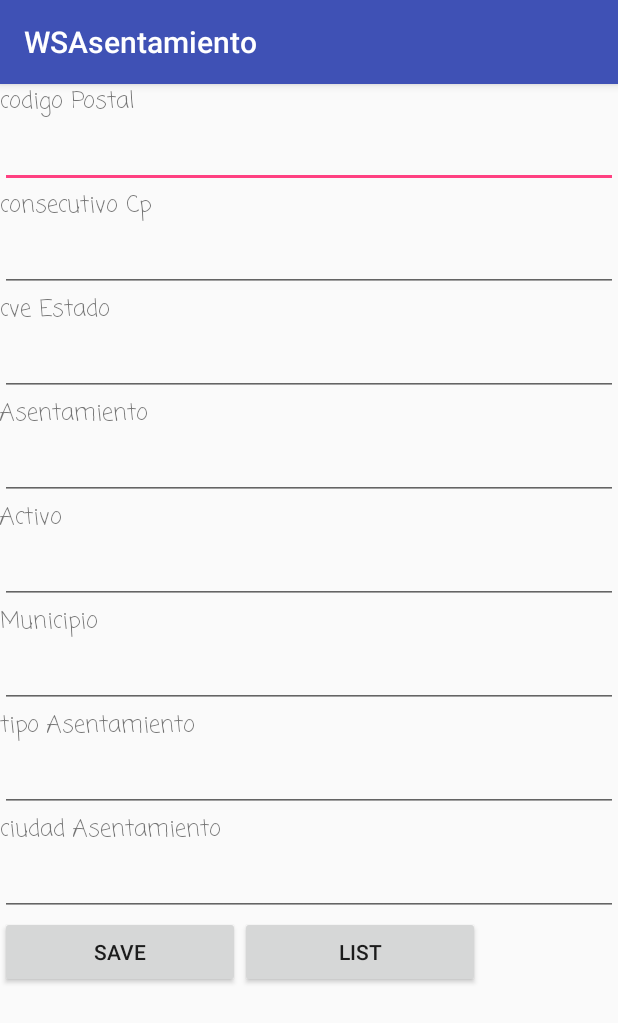
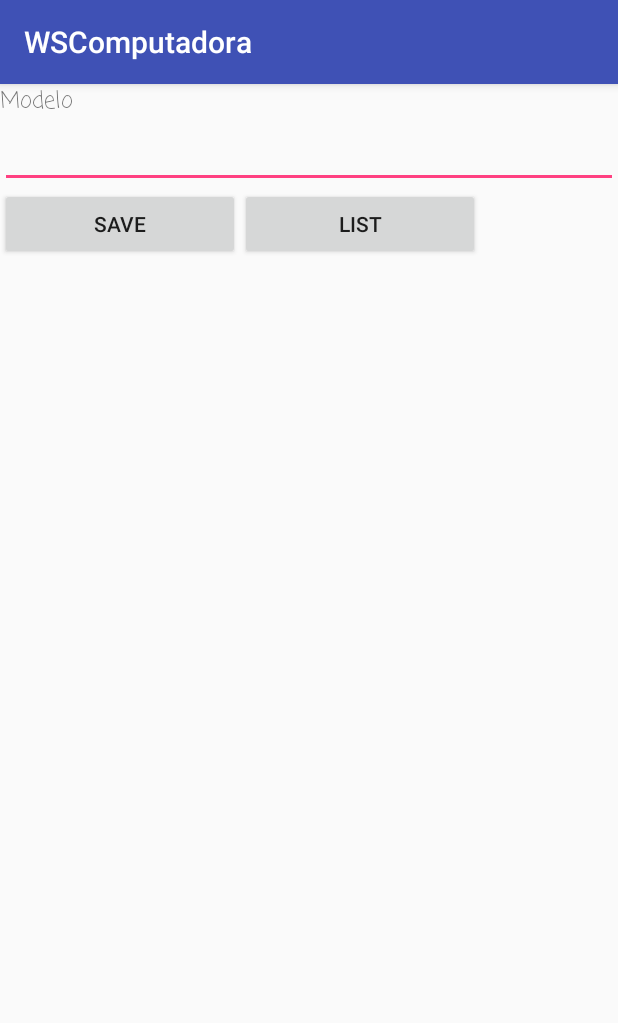
Before and after one commit to JazminSalmeron/Unidad-4-Recuperaci-n-1, an Android app: the screen it shows after launch (MainActivity), on a phone screen of 412 x 824 dp. Shown: the top 1023 px of the screen. Run offline under Robolectric (Android 15) with nearby library versions, the phone set to English and light mode, and no system bars; libraries missing offline, so code that uses them is left out: org.ksoap2, org.ksoap2.serialization, org.ksoap2.transport.

Commit message:
Add files via upload

```diff
--- a/src/main/res/layout/activity_main.xml
+++ b/src/main/res/layout/activity_main.xml
@@ -1,18 +1,13 @@
 <?xml version="1.0" encoding="utf-8"?>
-<ScrollView xmlns:android="http://schemas.android.com/apk/res/android"
+<LinearLayout xmlns:android="http://schemas.android.com/apk/res/android"
     android:orientation="vertical"
     android:layout_width="match_parent"
-android:layout_height="match_parent">
-
-<LinearLayout
-    android:layout_width="match_parent"
     android:layout_height="match_parent"
-    android:orientation="vertical">
-
+    >
     <TextView
         android:layout_width="match_parent"
         android:layout_height="wrap_content"
-    android:text="@string/codigo_postal"
+        android:text="@string/modelo"
         android:fontFamily="casual"
         android:textSize="15dp"
 
@@ -20,105 +15,10 @@ android:layout_height="match_parent">
     <EditText
         android:layout_width="match_parent"
         android:layout_height="wrap_content"
-    android:id="@+id/tv_codigo_postal"
+        android:id="@+id/tv_modelo"
         android:inputType="text"
         />
-<TextView
-    android:layout_width="match_parent"
-    android:layout_height="wrap_content"
-    android:text="@string/consecutivo_cp"
-    android:fontFamily="casual"
-    android:textSize="15dp"
-    />
-<EditText
-    android:layout_width="match_parent"
-    android:layout_height="wrap_content"
-    android:id="@+id/tv_consecutivo_cp"
-    android:inputType="text"
 
-    />
-<TextView
-    android:layout_width="match_parent"
-    android:layout_height="wrap_content"
-    android:text="@string/cve_estado"
-    android:fontFamily="casual"
-    android:textSize="15dp"
-    />
-<EditText
-    android:layout_width="match_parent"
-    android:layout_height="wrap_content"
-    android:id="@+id/tv_cve_estado"
-    android:inputType="numberDecimal"
-    />
-
-    <TextView
-        android:layout_width="match_parent"
-        android:layout_height="wrap_content"
-        android:text="@string/asentamiento"
-        android:fontFamily="casual"
-        android:textSize="15dp"
-        />
-    <EditText
-        android:layout_width="match_parent"
-        android:layout_height="wrap_content"
-        android:id="@+id/tv_asentamiento"
-        android:inputType="numberDecimal"
-        />
-    <TextView
-        android:layout_width="match_parent"
-        android:layout_height="wrap_content"
-        android:text="@string/activo"
-        android:fontFamily="casual"
-        android:textSize="15dp"
-        />
-    <EditText
-        android:layout_width="match_parent"
-        android:layout_height="wrap_content"
-        android:id="@+id/tv_activo"
-        android:inputType="numberDecimal"
-        />
-    <TextView
-        android:layout_width="match_parent"
-        android:layout_height="wrap_content"
-        android:text="@string/municipio"
-        android:fontFamily="casual"
-        android:textSize="15dp"
-        />
-    <EditText
-        android:layout_width="match_parent"
-        android:layout_height="wrap_content"
-        android:id="@+id/tv_municipio"
-        android:inputType="numberDecimal"
-        />
-
-
-
-    <TextView
-        android:layout_width="match_parent"
-        android:layout_height="wrap_content"
-        android:text="@string/tipo_asentamiento"
-        android:fontFamily="casual"
-        android:textSize="15dp"
-        />
-    <EditText
-        android:layout_width="match_parent"
-        android:layout_height="wrap_content"
-        android:id="@+id/tv_tipo_asentamiento"
-        android:inputType="numberDecimal"
-        />
-    <TextView
-        android:layout_width="match_parent"
-        android:layout_height="wrap_content"
-        android:text="@string/ciudad_asentamiento"
-        android:fontFamily="casual"
-        android:textSize="15dp"
-        />
-    <EditText
-        android:layout_width="match_parent"
-        android:layout_height="wrap_content"
-        android:id="@+id/tv_ciudad_asentamiento"
-        android:inputType="numberDecimal"
-        />
 
     <LinearLayout
         android:layout_width="match_parent"
@@ -136,11 +36,6 @@ android:layout_height="match_parent">
             android:layout_height="wrap_content"
             android:text="@string/list"
             android:id="@+id/btn_list"
-
             />
-
     </LinearLayout>
 </LinearLayout>
-
-
-</ScrollView>
--- a/src/main/res/layout/layout_list.xml
+++ b/src/main/res/layout/layout_list.xml
@@ -6,7 +6,7 @@
     android:paddingRight="@dimen/activity_horizontal_margin"
     android:paddingTop="@dimen/activity_vertical_margin"
     android:paddingBottom="@dimen/activity_vertical_margin"
-    tools:context=".ListAsentamientos"
+    tools:context=".ListComputadoras"
     android:id="@android:id/list"
     android:layout_below="@+id/bt_insert_other_movie"
     >
--- a/src/main/res/values/colors.xml
+++ b/src/main/res/values/colors.xml
@@ -1,8 +1,8 @@
 <?xml version="1.0" encoding="utf-8"?>
 <resources>
-<color name="colorPrimary">#3F51B5</color>
-<color name="colorPrimaryDark">#303F9F</color>
-<color name="colorAccent">#FF4081</color>
+    <color name="colorPrimary">#3F51B5</color>
+    <color name="colorPrimaryDark">#303F9F</color>
+    <color name="colorAccent">#FF4081</color>
 <color name="color1">#48dc99</color>
 
 </resources>
--- a/src/main/res/values/strings.xml
+++ b/src/main/res/values/strings.xml
@@ -1,17 +1,7 @@
 <resources>
-    <string name="app_name">WSAsentamiento</string>
+    <string name="app_name">WSComputadora</string>
 
-
-
-
-<string name="codigo_postal">codigo Postal</string>
-<string name="consecutivo_cp">consecutivo Cp</string>
-<string name="cve_estado">cve Estado</string>
-<string name="asentamiento">Asentamiento</string>
-    <string name="activo">Activo</string>
-    <string name="municipio">Municipio</string>
-    <string name="tipo_asentamiento">tipo Asentamiento</string>
-    <string name="ciudad_asentamiento">ciudad Asentamiento</string>
+<string name="modelo">Modelo</string>
 <string name="save">save</string>
 <string name="list">list</string>
 <string name="modificar">modificar</string>
@@ -19,4 +9,4 @@
 <string name="attion_settings">action_settings</string>
 <string name="regresar">regresar</string>
 
-    </resources>
+</resources>
```
Also changed, not shown: src/main/AndroidManifest.xml (+5 -3 lines), src/main/java/utng/edu/mx/wscomputadora/Computadora.java (added, +75 -0 lines), src/main/java/utng/edu/mx/wscomputadora/ListComputadoras.java (added, +248 -0 lines), src/main/java/utng/edu/mx/wscomputadora/MainActivity.java (added, +258 -0 lines), src/main/res/menu/menu_list_computadoras.xml (added, +9 -0 lines), 2 other files. Lines whose indentation alone changed are shown as unchanged.
